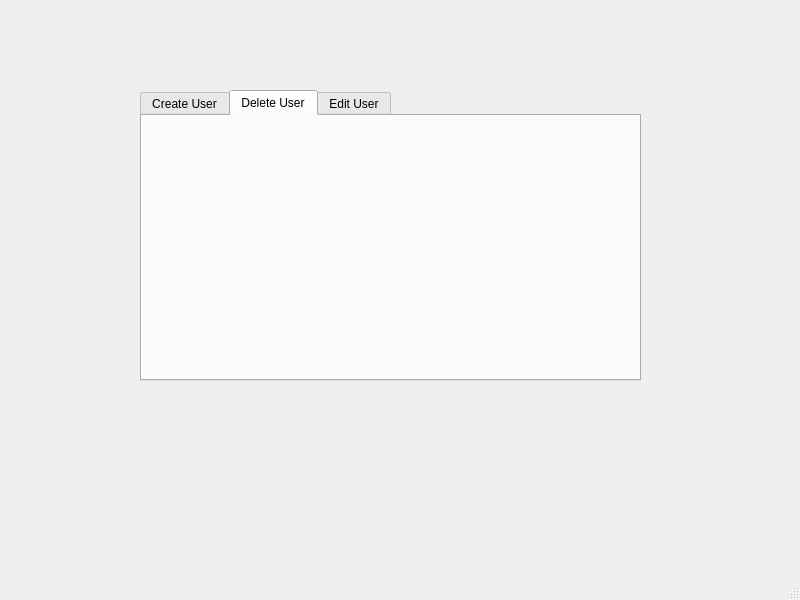
The window that QtCafeWorkforceManager/CafeOwnerWindow.ui (wreathe-unreal/CSIT314-Project) describes before a commit, drawn with Qt 5.
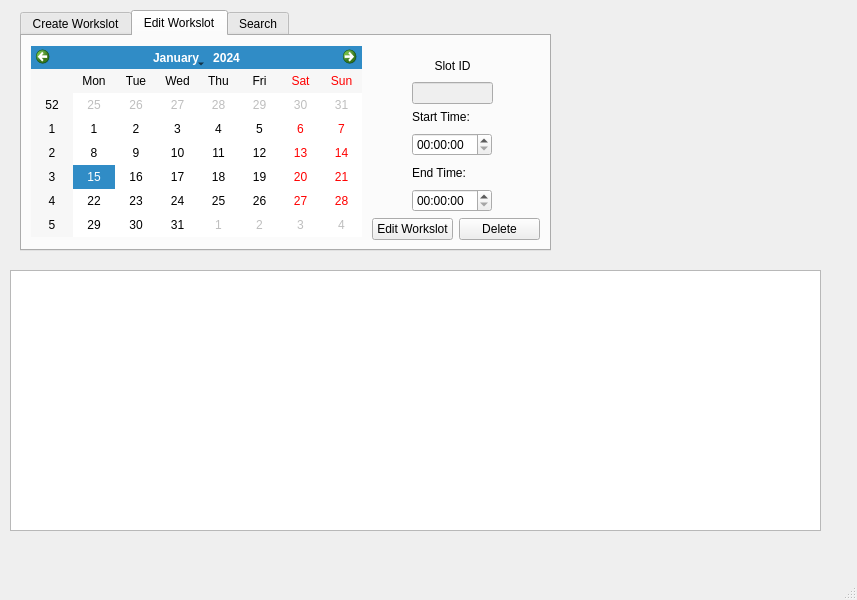
The same window after the commit. The open tabs and pages were chosen to show the change. Icons and pictures are not drawn.

Commit message: Cafe Owner CRUDS Complete

Patch:
```diff
--- a/QtCafeWorkforceManager/CafeOwnerWindow.ui
+++ b/QtCafeWorkforceManager/CafeOwnerWindow.ui
@@ -6,7 +6,7 @@
    <rect>
     <x>0</x>
     <y>0</y>
-    <width>800</width>
+    <width>857</width>
     <height>600</height>
    </rect>
   </property>
@@ -14,13 +14,42 @@
    <string>Cafe Owner Portal</string>
   </property>
   <widget class="QWidget" name="centralwidget">
+   <widget class="QLabel" name="label">
+    <property name="geometry">
+     <rect>
+      <x>560</x>
+      <y>40</y>
+      <width>271</width>
+      <height>181</height>
+     </rect>
+    </property>
+    <property name="text">
+     <string/>
+    </property>
+    <property name="pixmap">
+     <pixmap resource="CafeResources.qrc">:/content/Copy of Untitled.png</pixmap>
+    </property>
+    <property name="scaledContents">
+     <bool>true</bool>
+    </property>
+   </widget>
+   <widget class="QTableWidget" name="slotTable">
+    <property name="geometry">
+     <rect>
+      <x>10</x>
+      <y>270</y>
+      <width>811</width>
+      <height>261</height>
+     </rect>
+    </property>
+   </widget>
    <widget class="QTabWidget" name="tabWidget">
     <property name="geometry">
      <rect>
-      <x>140</x>
-      <y>90</y>
-      <width>501</width>
-      <height>291</height>
+      <x>20</x>
+      <y>10</y>
+      <width>531</width>
+      <height>241</height>
      </rect>
     </property>
     <property name="currentIndex">
@@ -28,17 +57,125 @@
     </property>
     <widget class="QWidget" name="CreateUser">
      <attribute name="title">
-      <string>Create User</string>
+      <string>Create Workslot</string>
      </attribute>
     </widget>
     <widget class="QWidget" name="tab_2">
      <attribute name="title">
-      <string>Delete User</string>
+      <string>Edit Workslot</string>
      </attribute>
+     <widget class="QWidget" name="layoutWidget">
+      <property name="geometry">
+       <rect>
+        <x>390</x>
+        <y>20</y>
+        <width>81</width>
+        <height>48</height>
+       </rect>
+      </property>
+      <layout class="QVBoxLayout" name="verticalLayout">
+       <item>
+        <widget class="QLabel" name="label_2">
+         <property name="text">
+          <string>Slot ID</string>
+         </property>
+         <property name="alignment">
+          <set>Qt::AlignCenter</set>
+         </property>
+        </widget>
+       </item>
+       <item>
+        <widget class="QLineEdit" name="slotIDEdit">
+         <property name="enabled">
+          <bool>false</bool>
+         </property>
+         <property name="alignment">
+          <set>Qt::AlignCenter</set>
+         </property>
+        </widget>
+       </item>
+      </layout>
+     </widget>
+     <widget class="QCalendarWidget" name="calendarEdit">
+      <property name="geometry">
+       <rect>
+        <x>9</x>
+        <y>10</y>
+        <width>331</width>
+        <height>191</height>
+       </rect>
+      </property>
+     </widget>
+     <widget class="QWidget" name="">
+      <property name="geometry">
+       <rect>
+        <x>390</x>
+        <y>70</y>
+        <width>80</width>
+        <height>106</height>
+       </rect>
+      </property>
+      <layout class="QVBoxLayout" name="verticalLayout_7">
+       <item>
+        <layout class="QVBoxLayout" name="verticalLayout_5">
+         <item>
+          <widget class="QLabel" name="startLabel_2">
+           <property name="text">
+            <string>Start Time:</string>
+           </property>
+          </widget>
+         </item>
+         <item>
+          <widget class="QTimeEdit" name="startEditEdit"/>
+         </item>
+        </layout>
+       </item>
+       <item>
+        <layout class="QVBoxLayout" name="verticalLayout_6">
+         <item>
+          <widget class="QLabel" name="endLabel_2">
+           <property name="text">
+            <string>End Time:</string>
+           </property>
+          </widget>
+         </item>
+         <item>
+          <widget class="QTimeEdit" name="endEditEdit"/>
+         </item>
+        </layout>
+       </item>
+      </layout>
+     </widget>
+     <widget class="QWidget" name="">
+      <property name="geometry">
+       <rect>
+        <x>350</x>
+        <y>180</y>
+        <width>168</width>
+        <height>26</height>
+       </rect>
+      </property>
+      <layout class="QHBoxLayout" name="horizontalLayout">
+       <item>
+        <widget class="QPushButton" name="editButton">
+         <property name="text">
+          <string>Edit Workslot</string>
+         </property>
+        </widget>
+       </item>
+       <item>
+        <widget class="QPushButton" name="deleteButton">
+         <property name="text">
+          <string>Delete</string>
+         </property>
+        </widget>
+       </item>
+      </layout>
+     </widget>
     </widget>
     <widget class="QWidget" name="tab_3">
      <attribute name="title">
-      <string>Edit User</string>
+      <string>Search</string>
      </attribute>
     </widget>
    </widget>
```
Left out of the diff: 101 changed lines with no effect on the pictures. The commit also changes 9 other files.
